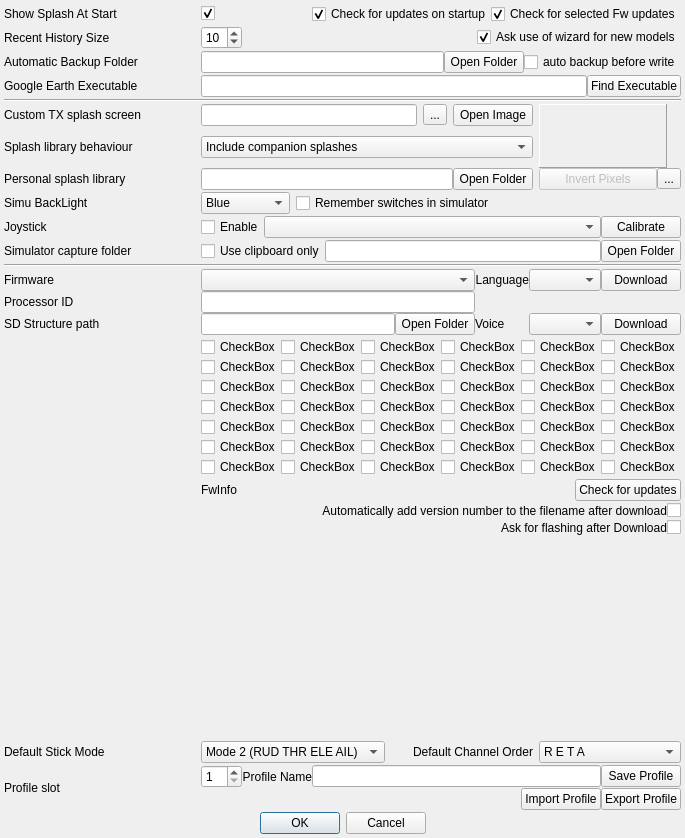
First picture: the form in companion/src/preferencesdialog.ui, repository opentx/opentx, before the edit.
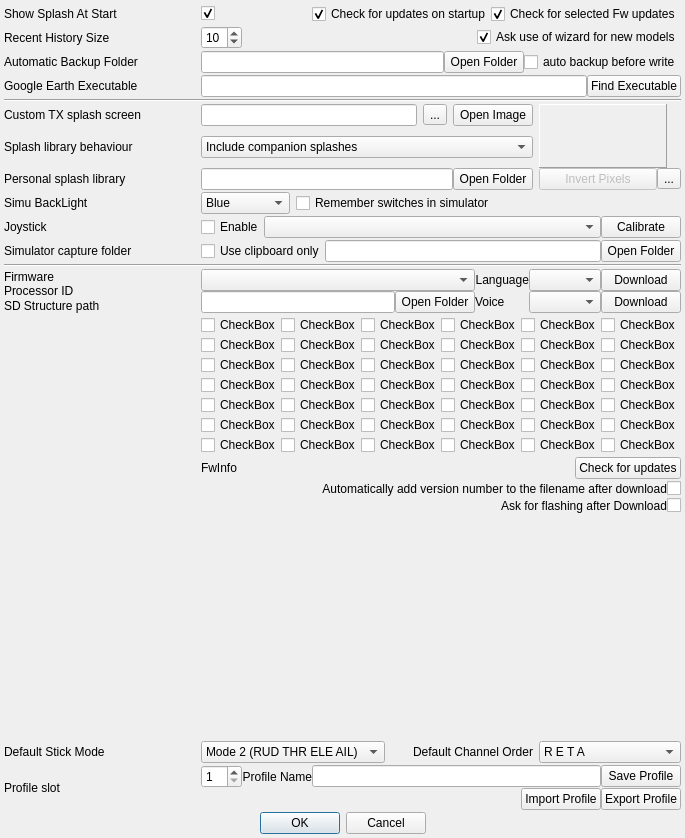
Second picture: the form after the edit.

The edit to the form file:
```diff
--- a/companion/src/preferencesdialog.ui
+++ b/companion/src/preferencesdialog.ui
@@ -896,9 +896,6 @@
      <item row="0" column="0" colspan="2">
       <widget class="QComboBox" name="downloadVerCB"/>
      </item>
-     <item row="1" column="0" colspan="2">
-      <widget class="QLineEdit" name="CPU_ID_LE"/>
-     </item>
     </layout>
    </item>
    <item row="21" column="0">
```
